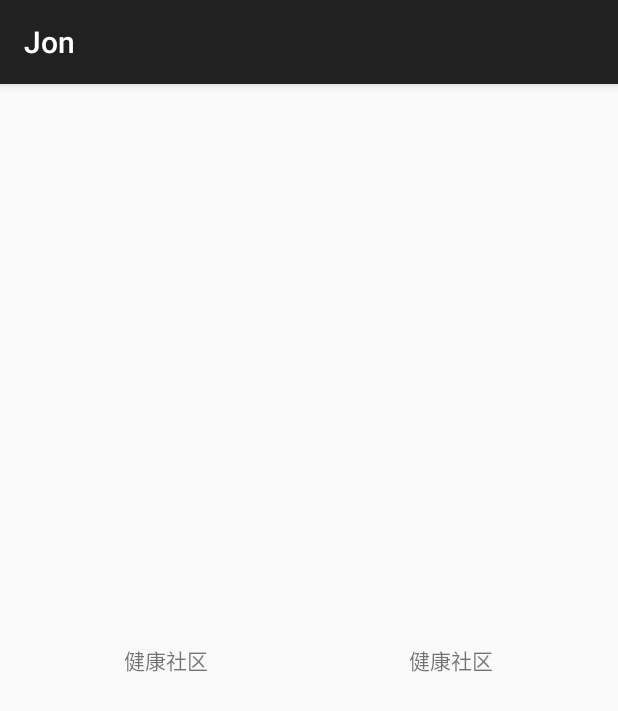
After one commit to BlogForMe/DrugStore, an Android app: the ArticleFragment screen opened directly, with no data from a screen before it, on a phone screen of 412 x 824 dp. The commit adds this screen. Shown: the top 711 px of the screen. Run offline under Robolectric (Android 15) with nearby library versions, the phone set to English and light mode, and no system bars.

Commit message:
选择提交

```diff
--- a/app/src/main/AndroidManifest.xml
+++ b/app/src/main/AndroidManifest.xml
@@ -23,7 +23,6 @@
     <!-- if you want to load images from a file OR from the internet -->
     <uses-permission android:name="android.permission.READ_EXTERNAL_STORAGE" />
 
-
     <application
         android:name=".MyApplication"
         android:allowBackup="true"
@@ -42,6 +41,7 @@
                 <category android:name="android.intent.category.LAUNCHER" />
             </intent-filter>
         </activity>
+        <activity android:name=".activity.FragmentExerciseActivity"></activity>
     </application>
 
 </manifest>
--- /dev/null
+++ b/app/src/main/java/com/eoe/drugstore/activity/FragmentExerciseActivity.java
@@ -0,0 +1,15 @@
+package com.eoe.drugstore.activity;
+
+import android.os.Bundle;
+import android.support.v7.app.AppCompatActivity;
+
+import com.eoe.drugstore.R;
+
+public class FragmentExerciseActivity extends AppCompatActivity {
+
+    @Override
+    protected void onCreate(Bundle savedInstanceState) {
+        super.onCreate(savedInstanceState);
+        setContentView(R.layout.activity_fragment_exercise);
+    }
+}
--- a/app/src/main/java/com/eoe/drugstore/activity/MainActivity.java
+++ b/app/src/main/java/com/eoe/drugstore/activity/MainActivity.java
@@ -57,7 +57,6 @@ public class MainActivity extends ParentActivity {
 
         img.setBackgroundResource(tab.getResIcon());
         text.setText(tab.getResName());
-        System.out.println("你好");
 
         return view;
     }
--- a/app/src/main/java/com/eoe/drugstore/adapter/ExpandListAdapter.java
+++ b/app/src/main/java/com/eoe/drugstore/adapter/ExpandListAdapter.java
@@ -152,7 +152,7 @@ public class ExpandListAdapter extends BaseExpandableListAdapter {
 //         viewHolder2.tvShopPrice.setTextColor(context.getResources()
 //         .getColor(R.color.text_yellow));
 
-        viewHolder2.tvDrugcount.setText("×" + getChildData(groupPosition, childPosition).getNum());
+//        viewHolder2.tvDrugcount.setText("×" + getChildData(groupPosition, childPosition).getNum());
 
         viewHolder2.llCheck.setSelected(getChildData(groupPosition, childPosition).isSelect());
         viewHolder2.llCheck.setOnClickListener(new SelectChildClick(groupPosition, childPosition));
--- /dev/null
+++ b/app/src/main/java/com/eoe/drugstore/fragment/ArticleFragment.java
@@ -0,0 +1,22 @@
+package com.eoe.drugstore.fragment;
+
+import android.os.Bundle;
+import android.support.annotation.Nullable;
+import android.support.v4.app.Fragment;
+import android.view.LayoutInflater;
+import android.view.View;
+import android.view.ViewGroup;
+
+import com.eoe.drugstore.R;
+
+/**
+ * Created by Jon on 2016/4/17.
+ * 练习构建Fragment
+ */
+public class ArticleFragment extends Fragment {
+    @Nullable
+    @Override
+    public View onCreateView(LayoutInflater inflater, ViewGroup container, Bundle savedInstanceState) {
+        return inflater.inflate(R.layout.fragment_community, container, false);
+    }
+}
--- /dev/null
+++ b/app/src/main/java/com/eoe/drugstore/fragment/HeadlinesFragment.java
@@ -0,0 +1,22 @@
+package com.eoe.drugstore.fragment;
+
+import android.os.Bundle;
+import android.support.annotation.Nullable;
+import android.support.v4.app.Fragment;
+import android.view.LayoutInflater;
+import android.view.View;
+import android.view.ViewGroup;
+
+import com.eoe.drugstore.R;
+
+/**
+ * Created by Jon on 2016/4/17.
+ * 练习构建Fragment
+ */
+public class HeadlinesFragment extends Fragment {
+    @Nullable
+    @Override
+    public View onCreateView(LayoutInflater inflater, ViewGroup container, Bundle savedInstanceState) {
+        return inflater.inflate(R.layout.fragment_community, container, false);
+    }
+}
--- a/app/src/main/java/com/eoe/drugstore/fragment/ShopCartFragment.java
+++ b/app/src/main/java/com/eoe/drugstore/fragment/ShopCartFragment.java
@@ -11,7 +11,6 @@ import com.eoe.drugstore.R;
 import com.eoe.drugstore.adapter.ExpandListAdapter;
 import com.eoe.drugstore.bean.BaseBean;
 import com.eoe.drugstore.bean.ShopCartBean;
-import com.eoe.drugstore.httpnet.NetUtil;
 import com.lidroid.xutils.view.annotation.ViewInject;
 
 import java.util.List;
@@ -63,7 +62,7 @@ public class ShopCartFragment extends ParentFragment {
     @Override
     public void onResume() {
         super.onResume();
-        NetUtil.getcartRequest(mContext, "13917674553", "3c98265f02b13caf5744d0919936844c", 1002, httpOps);
+//        NetUtil.getcartRequest(mContext, "13917674553", "3c98265f02b13caf5744d0919936844c", 1002, httpOps);
     }
 
     @Override
--- /dev/null
+++ b/app/src/main/res/layout/activity_fragment_exercise.xml
@@ -0,0 +1,27 @@
+<?xml version="1.0" encoding="utf-8"?>
+<LinearLayout xmlns:android="http://schemas.android.com/apk/res/android"
+    xmlns:tools="http://schemas.android.com/tools"
+    android:layout_width="match_parent"
+    android:layout_height="match_parent"
+    android:orientation="horizontal"
+    android:paddingBottom="@dimen/activity_vertical_margin"
+    android:paddingLeft="@dimen/activity_horizontal_margin"
+    android:paddingRight="@dimen/activity_horizontal_margin"
+    android:paddingTop="@dimen/activity_vertical_margin"
+    tools:context="com.eoe.drugstore.activity.FragmentExerciseActivity">
+
+    <fragment
+        android:id="@+id/headlines_fragment"
+        android:name="com.eoe.drugstore.fragment.HeadlinesFragment"
+        android:layout_width="0dp"
+        android:layout_height="match_parent"
+        android:layout_weight="1" />
+
+    <fragment
+        android:id="@+id/article_fragment"
+        android:name="com.eoe.drugstore.fragment.ArticleFragment"
+        android:layout_width="0dp"
+        android:layout_height="match_parent"
+        android:layout_weight="1" />
+
+</LinearLayout>
--- a/app/src/main/res/layout/content_main.xml
+++ b/app/src/main/res/layout/content_main.xml
@@ -2,8 +2,7 @@
     xmlns:tools="http://schemas.android.com/tools"
     android:layout_width="match_parent"
     android:layout_height="match_parent"
-    android:orientation="vertical"
-    tools:context=".MainActivity">
+    android:orientation="vertical">
 
 
     <FrameLayout
--- a/app/src/main/res/layout/fragment_home.xml
+++ b/app/src/main/res/layout/fragment_home.xml
@@ -4,9 +4,11 @@
     android:layout_height="match_parent">
 
 
+
     <TextView
+        android:id="@+id/clickme"
         android:layout_width="wrap_content"
         android:layout_height="wrap_content"
         android:layout_centerInParent="true"
-        android:text="首页" />
+        android:text="点我吧" />
 </RelativeLayout>
--- a/app/src/main/res/values/strings.xml
+++ b/app/src/main/res/values/strings.xml
@@ -71,10 +71,5 @@
     <dimen name="space_1">1.0dip</dimen>
 
 
-
-
-
-
-
     <dimen name="vast_text">50sp</dimen>
 </resources>
--- a/build.gradle
+++ b/build.gradle
@@ -5,7 +5,7 @@ buildscript {
         jcenter()
     }
     dependencies {
-        classpath 'com.android.tools.build:gradle:1.5.0'
+        classpath 'com.android.tools.build:gradle:2.0.0'
 
         // NOTE: Do not place your application dependencies here; they belong
         // in the individual module build.gradle files
```
Also changed, not shown: app/src/main/java/com/eoe/drugstore/fragment/HomeFragment.java (+15 -0 lines), gradle/wrapper/gradle-wrapper.properties.
